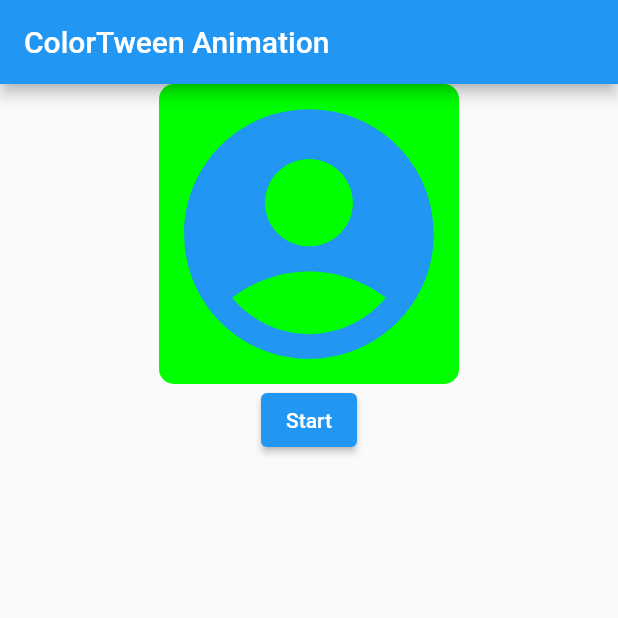
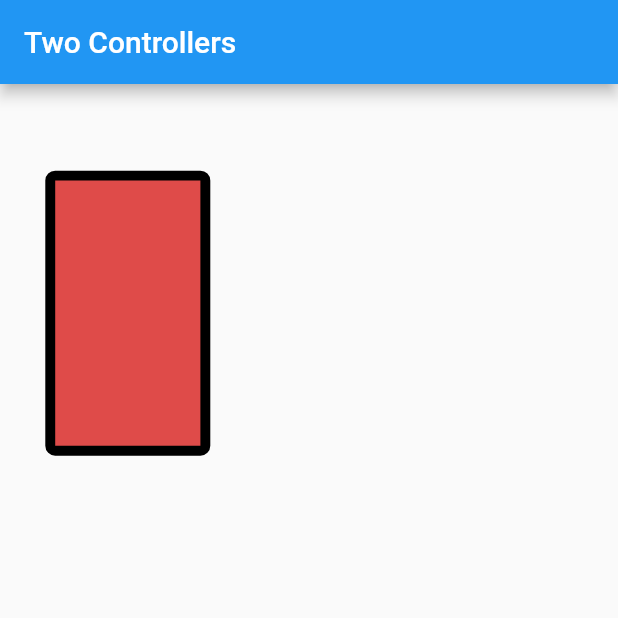
Before and after one commit to pallavipatil1998/Explicit_Animation, a Flutter app: the screen it shows after launch, on a phone screen of 412 x 824 dp, the top half of it. Run offline on Flutter 3.47's test engine with Material 2 defaults, Android fonts, the phone set to English and light mode, and no system bars; missing offline and left inert: dart:html.

Commit message:
Animation Controller,Animation Builder[Transform.Translate,Rotate,Scale]

```diff
--- a/lib/main.dart
+++ b/lib/main.dart
@@ -1,8 +1,14 @@
+import 'package:explicit_animation/animation_transform_scale.dart';
+// import 'package:explicit_animation/two_controller.dart';
 import 'package:explicit_animation/sized_animation.dart';
 import 'package:explicit_animation/tween_animation.dart';
+import 'package:explicit_animation/twoController.dart';
+import 'package:explicit_animation/two_controllers.dart';
 import 'package:flutter/material.dart';
 
+import 'animation_builder_transform_translate.dart';
 import 'animation_controller.dart';
+import 'animationbuilder_transform_rotate.dart';
 
 void main() {
   runApp(const MyApp());
@@ -19,7 +25,7 @@ class MyApp extends StatelessWidget {
       theme: ThemeData(
         primarySwatch: Colors.blue,
       ),
-      home:SizedAnimation()
+      home: TwoControllers()
     );
   }
 }
--- a/lib/sized_animation.dart
+++ b/lib/sized_animation.dart
@@ -10,7 +10,7 @@ class SizedAnimation extends StatefulWidget {
 class _SizedAnimationState extends State<SizedAnimation>with SingleTickerProviderStateMixin {
   late AnimationController mController;
   late Animation colorTween;
-  late Animation sizeAnim;
+  late Animation sizeTweenAnim;
 
   @override
   void initState() {
@@ -19,15 +19,15 @@ class _SizedAnimationState extends State<SizedAnimation>with SingleTickerProvide
 
     mController=AnimationController(vsync: this,duration: Duration(seconds:3));
     colorTween= ColorTween(begin:Color(0xff00ff00) ,end:Color(0x000000ff) ).animate(mController);
-    // sizeAnim=Tween(begin: 200.0,end: 200.0).animate(mController);
-    sizeAnim=Tween(begin: 200.0,end: 200.0).animate(CurvedAnimation(parent: mController, curve: Curves.bounceOut));
+    // sizeTweenAnim=Tween(begin: 200.0,end: 200.0).animate(mController);
+    sizeTweenAnim=Tween(begin: 200.0,end: 200.0).animate(CurvedAnimation(parent: mController, curve: Curves.bounceOut));
 
 
     mController.addListener(() {
 
       print(("Controller:${mController.value}"));
       print(("XColorTween:${colorTween.value}"));
-      print(("SizedAnim:${sizeAnim.value}"));
+      print(("SizedAnim:${sizeTweenAnim.value}"));
       setState(() {
 
       });
@@ -47,9 +47,9 @@ class _SizedAnimationState extends State<SizedAnimation>with SingleTickerProvide
           children: [
             Center(
               child: Container(
-                width: sizeAnim.value,
-                height: sizeAnim.value,
-                child: Icon(Icons.account_circle,size: sizeAnim.value,color: Colors.blue),
+                width: sizeTweenAnim.value,
+                height: sizeTweenAnim.value,
+                child: Icon(Icons.account_circle,size: sizeTweenAnim.value,color: Colors.blue),
                  decoration: BoxDecoration(
                    borderRadius: BorderRadius.circular(10),
                        color: colorTween.value
--- /dev/null
+++ b/lib/two_controllers.dart
@@ -0,0 +1,53 @@
+import 'dart:html';
+
+import 'package:flutter/material.dart';
+
+class TwoControllers extends StatefulWidget {
+  const TwoControllers({super.key});
+
+  @override
+  State<TwoControllers> createState() => _TwoControllersState();
+}
+
+class _TwoControllersState extends State<TwoControllers> with SingleTickerProviderStateMixin{
+  late AnimationController mController;
+  late Animation tweenColor;
+  late Animation sizeAnim;
+  late Animation alignAnim;
+  late Animation borderAnim;
+
+  @override
+  void initState() {
+    // TODO: implement initState
+    super.initState();
+    mController=AnimationController(vsync: this,duration: Duration(seconds: 2),)..addListener(() {setState(() {
+
+    });})..repeat(reverse:true);
+
+    tweenColor=ColorTween(begin: Colors.red,end: Colors.blue).animate(mController);
+    sizeAnim=SizeTween(begin: Size(100.0,200.0),end: Size(200.0,100.0)).animate(mController);
+    alignAnim=Tween(begin:Alignment.topLeft,end: Alignment.bottomRight).animate(mController);
+    borderAnim=Tween(begin: 5.0,end: 21.0).animate(mController);
+
+  }
+
+  @override
+  Widget build(BuildContext context) {
+    return Scaffold(
+      appBar: AppBar(title: Text("Two Controllers"),),
+      body: Align(
+        alignment: alignAnim.value,
+        child: Container(
+          width:sizeAnim.value.width ,
+          height: sizeAnim.value.height,
+          decoration: BoxDecoration(
+            color:tweenColor.value ,
+            borderRadius: BorderRadius.circular(borderAnim.value),
+            border:Border.all(width: borderAnim.value)
+          ),
+        ),
+      ),
+
+    );
+  }
+}
```
Also changed, not shown: lib/animation_builder_transform_translate.dart (added, +46 -0 lines), lib/animation_controller.dart (+4 -4 lines), lib/animation_transform_scale.dart (added, +57 -0 lines), lib/animationbuilder_transform_rotate.dart (added, +55 -0 lines), lib/twoController.dart (added, +91 -0 lines).
